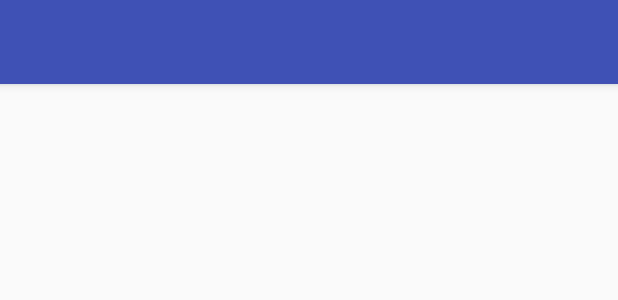
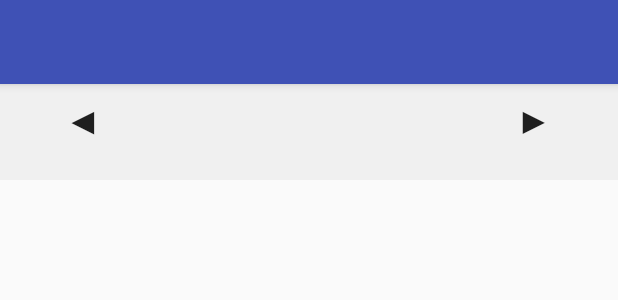
Before and after one commit to Yuta1004/ShirasunaKondateV2, an Android app: the layout app_bar_main.xml on its own in the app's theme, with its tools: preview values and no code run, on a phone screen of 412 x 824 dp. Shown: the top 300 px of the screen. Run offline under Robolectric (Android 15) with nearby library versions, the phone set to English and light mode, and no system bars; network calls fail.

Commit message:
日付とボタンを表示するLayoutを追加

```diff
--- a/app/src/main/java/work/nityc_nyuta/sirasunakondate/MainActivity.kt
+++ b/app/src/main/java/work/nityc_nyuta/sirasunakondate/MainActivity.kt
@@ -13,6 +13,7 @@ import android.view.Menu
 import android.view.MenuItem
 import android.widget.ListAdapter
 import android.widget.ListView
+import android.widget.TextView
 import android.widget.Toast
 import android.widget.Toast.LENGTH_LONG
 import android.widget.Toast.LENGTH_SHORT
@@ -105,7 +106,7 @@ class MainActivity : AppCompatActivity(), NavigationView.OnNavigationItemSelecte
     }
 
     //献立表示
-    fun KondateShow(response_json: JSONObject){
+    fun KondateShow(response_json: JSONObject, date: String){
         //献立をそれぞれ変数に入れる
         val menu = response_json.getJSONObject("menu")
         val breakfast = menu.getJSONArray("breakfast")
@@ -143,6 +144,8 @@ class MainActivity : AppCompatActivity(), NavigationView.OnNavigationItemSelecte
         //アダプター設定
         val adapter = KondateListAdapter(this,list.toList())
         kondate_show_listview.adapter = adapter
+        val date_list = date.split(",")
+        findViewById<TextView>(R.id.date).setText(date_list[0] + "年" + date_list[1] + "月" + date_list[2] + "日")
     }
 
     //API接続
@@ -159,7 +162,7 @@ class MainActivity : AppCompatActivity(), NavigationView.OnNavigationItemSelecte
         val params: JSONObject = JSONObject()
         val request = JsonObjectRequest(Request.Method.GET, API_URL, params,
                 Response.Listener<JSONObject> { response ->
-                    KondateShow(response)
+                    KondateShow(response,key[0] + "," + key[1] + "," + key[2])
                 },
                 Response.ErrorListener { volleyError ->
                     Toast.makeText(this, volleyError.toString(), LENGTH_SHORT).show()
--- a/app/src/main/res/layout/content_main.xml
+++ b/app/src/main/res/layout/content_main.xml
@@ -8,8 +8,56 @@
     tools:context="work.nityc_nyuta.sirasunakondate.MainActivity"
     tools:showIn="@layout/app_bar_main">
 
-    <ListView
-        android:id="@+id/kondate_show"
+    <LinearLayout
         android:layout_width="match_parent"
-        android:layout_height="match_parent" />
+        android:layout_height="match_parent"
+        android:orientation="vertical">
+
+
+        <LinearLayout
+            android:layout_width="match_parent"
+            android:layout_height="match_parent"
+            android:layout_weight="11"
+            android:background="#F0F0F0"
+            android:orientation="horizontal">
+
+            <Button
+                android:id="@+id/before"
+                android:layout_width="wrap_content"
+                android:layout_height="wrap_content"
+                android:layout_weight="1"
+                android:background="#00000000"
+                android:gravity="center"
+                android:text="@string/left_arrow"
+                android:textSize="25sp" />
+
+            <TextView
+                android:id="@+id/date"
+                android:layout_width="wrap_content"
+                android:layout_height="wrap_content"
+                android:layout_weight="8"
+                android:gravity="center"
+                android:textColor="#000"
+                android:textSize="25sp" />
+
+            <Button
+                android:id="@+id/next"
+                android:layout_width="wrap_content"
+                android:layout_height="wrap_content"
+                android:layout_weight="1"
+                android:background="#00000000"
+                android:gravity="center"
+                android:text="@string/right_arrow"
+                android:textSize="25sp" />
+        </LinearLayout>
+
+        <ListView
+            android:id="@+id/kondate_show"
+            android:layout_width="match_parent"
+            android:layout_height="match_parent"
+            android:layout_weight="1" />
+
+    </LinearLayout>
+
+
 </android.support.constraint.ConstraintLayout>
--- a/app/src/main/res/values/strings.xml
+++ b/app/src/main/res/values/strings.xml
@@ -9,4 +9,6 @@
     <string name="nav_calender_open">日時指定</string>
     <string name="nav_credit">クレジット</string>
     <string name="nav_setting">設定</string>
+    <string name="left_arrow">◀︎</string>
+    <string name="right_arrow">▶︎</string>
 </resources>
```
Also changed, not shown: app/src/main/res/values/colors.xml (line endings or trailing spaces).
